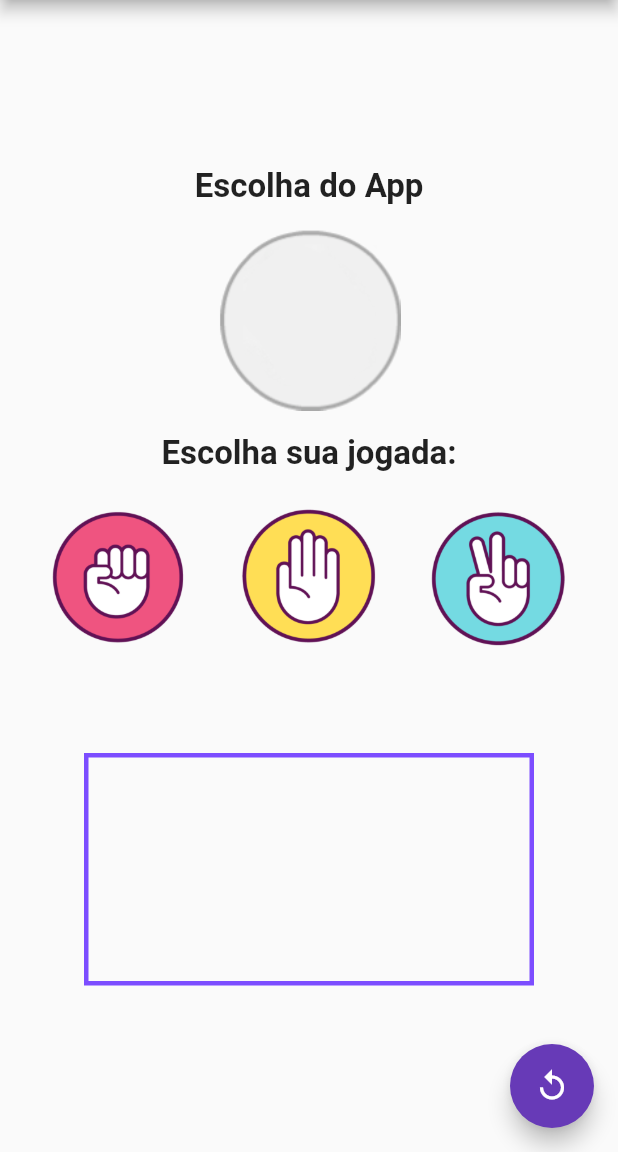
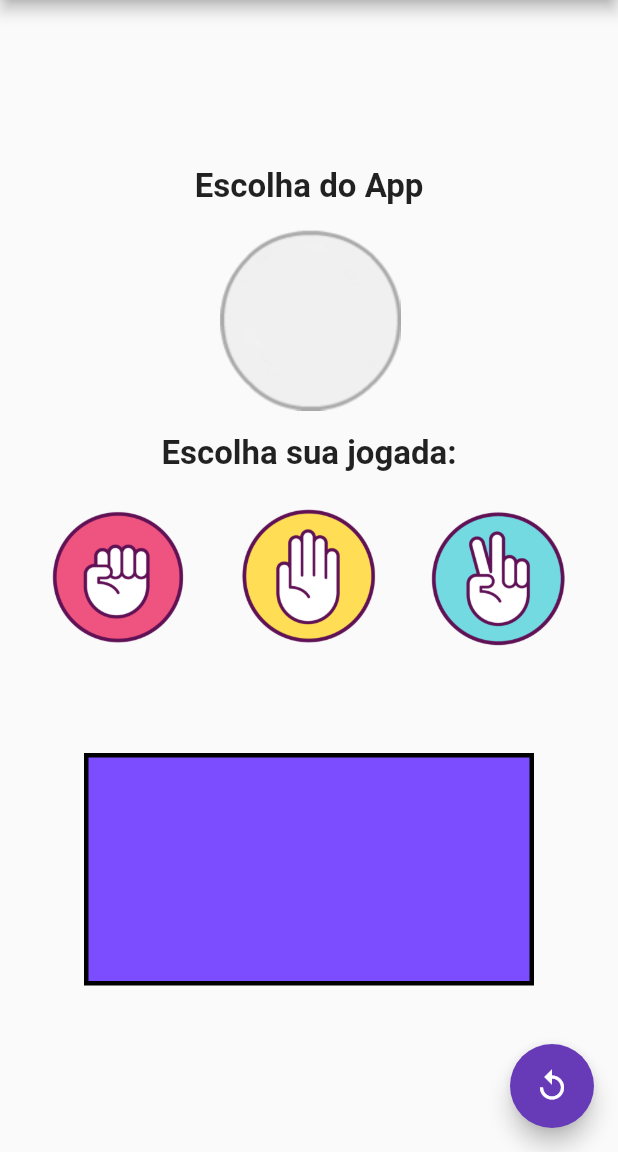
Before and after one commit to luizmineiro/PROG4_AVAL1, a Flutter app: the screen it shows after launch, on a phone screen of 412 x 824 dp, the part 84-1236 px from its top. Run offline on Flutter 3.47's test engine with Material 2 defaults, Android fonts, the phone set to English and light mode, and no system bars.

Commit message:
fix bug button reset

```diff
--- a/lib/main.dart
+++ b/lib/main.dart
@@ -1,4 +1,5 @@
 import 'package:flutter/material.dart';
+import 'package:jokenpo2_teste/src/screen/jokenpo_home_page.dart';
 import 'package:jokenpo2_teste/src/screen/splash_screen.dart';
 
 void main() => runApp(const JokenpoGame());
@@ -15,7 +16,11 @@ class JokenpoGame extends StatelessWidget {
         primarySwatch: Colors.deepPurple,
         useMaterial3: false,
       ),
-      home: const SplashScreen(),
+      initialRoute: '/',
+      routes: {
+        '/': (_) => const SplashScreen(),
+        '/home': (_) => const JokenpoHomePage(),
+      },
     );
   }
 }
--- a/lib/src/screen/jokenpo_home_page.dart
+++ b/lib/src/screen/jokenpo_home_page.dart
@@ -146,8 +146,9 @@ class _JokenpoHomePageState extends State<JokenpoHomePage> {
                 height: 155,
                 width: 300,
                 decoration: BoxDecoration(
+                  color: Colors.deepPurpleAccent,
                   border: Border.all(
-                    color: Colors.deepPurpleAccent,
+                    color: Colors.black,
                     width: 3,
                   ),
                 ),
@@ -161,7 +162,7 @@ class _JokenpoHomePageState extends State<JokenpoHomePage> {
       ),
       floatingActionButton: FloatingActionButton(
         onPressed: () {
-          Navigator.of(context).pushNamedAndRemoveUntil('/', (route) => false);
+          Navigator.of(context).pushNamedAndRemoveUntil('/home', (route) => false);
         },
         child: const Icon(Icons.replay_sharp),
       ),
```
